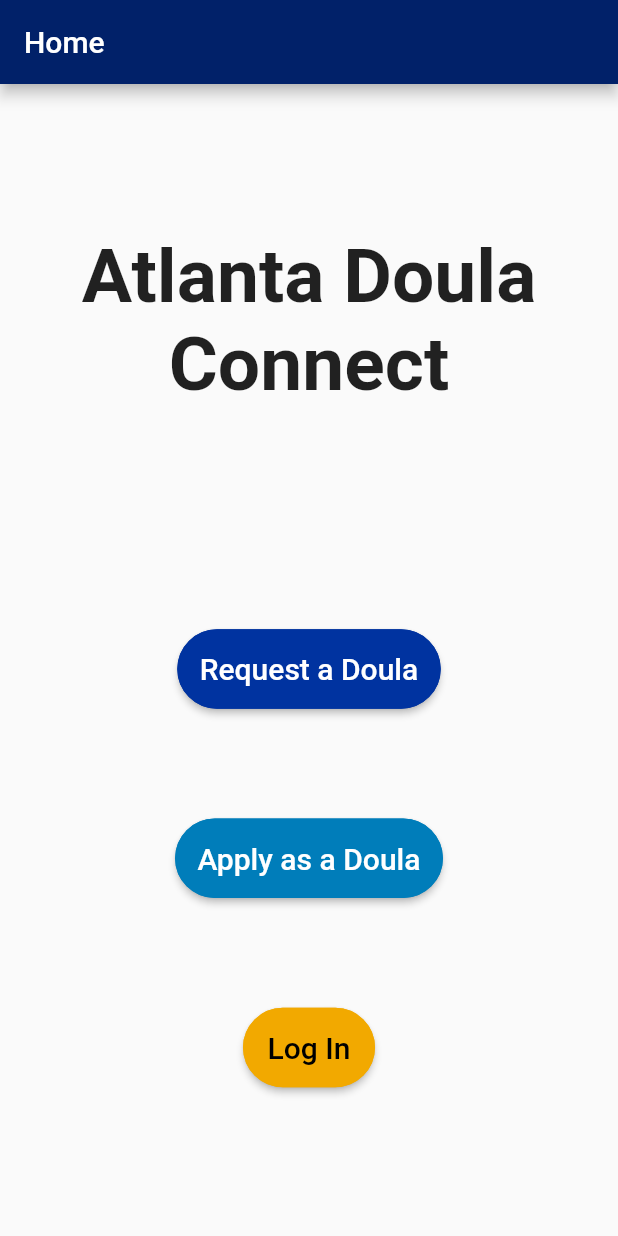
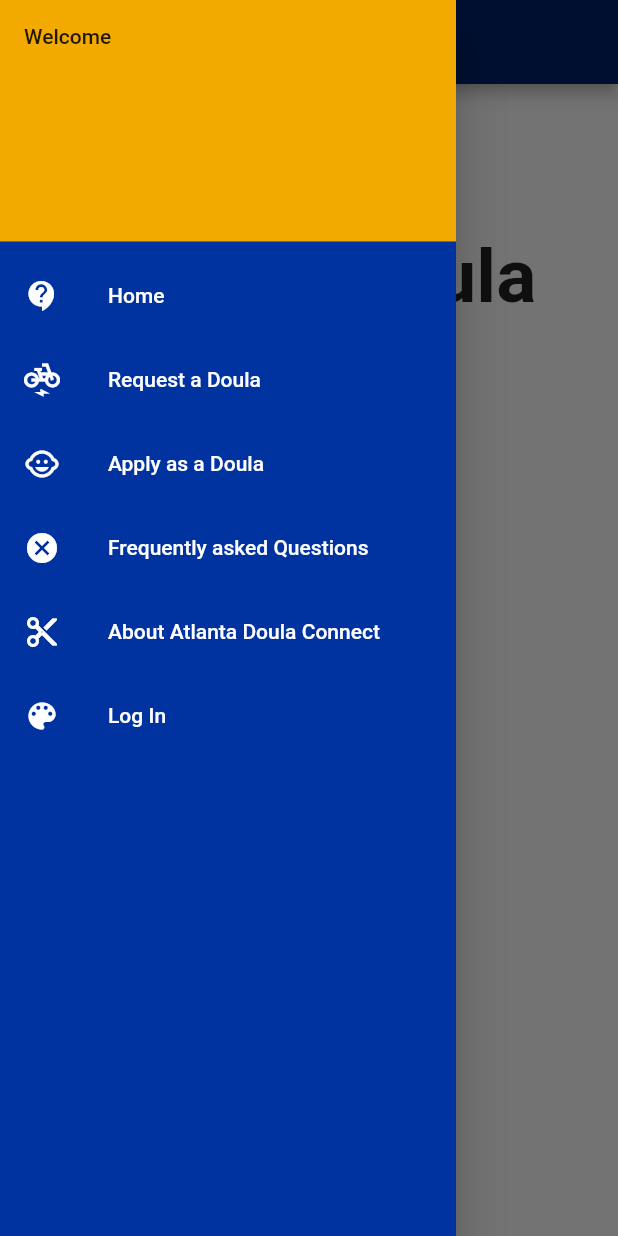
Before and after one commit to atlantadoulaconnect/adc-app, a Flutter app: the screen it shows after launch, with the side drawer open (before the commit the screen has no drawer), on a phone screen of 412 x 824 dp. Run offline on Flutter 3.47's test engine with Material 2 defaults, Android fonts, the phone set to English and light mode, and no system bars; our stand-ins replace async_redux, cloud_firestore, firebase_auth; accounts and stored records are empty.

Commit message:
drawer menus in different files, parent menu.dart that will return menu based on current user's type. routes.dart is not necessary

```diff
--- a/adc_app/lib/backend/models/doula.dart
+++ b/adc_app/lib/backend/models/doula.dart
@@ -3,6 +3,8 @@ import './client.dart';
 
 class Doula extends User {
   String bday;
+  bool emailVerfied;
+
   String bio;
   bool certified;
   bool certInProgress;
--- a/adc_app/lib/backend/models/user.dart
+++ b/adc_app/lib/backend/models/user.dart
@@ -4,6 +4,8 @@ abstract class User {
 
   String name;
   String email;
+
+  bool phoneVerified;
 
   // for Sprint 1 demo
   List<String> phones; // List of phone.dart objects later
--- a/adc_app/lib/frontend/screens/application/doula/doulaSignupScreen.dart
+++ b/adc_app/lib/frontend/screens/application/doula/doulaSignupScreen.dart
@@ -1,14 +1,12 @@
-import 'package:adc_app/frontend/theme/colors.dart';
-import 'package:flutter/material.dart';
+import '../../common.dart';
 import 'package:async_redux/async_redux.dart';
-
-import '../../../../backend/states/appState.dart';
 
 class DoulaSignupScreen extends StatelessWidget {
   @override
   Widget build(BuildContext context) {
     return Scaffold(
         appBar: AppBar(title: Text("Apply as a Doula")),
+        drawer: Menu(),
         body: Container(
             padding: const EdgeInsets.all(20.0),
             child: Column(children: <Widget>[Text("Sign Up")])));
--- a/adc_app/lib/frontend/screens/homeScreen.dart
+++ b/adc_app/lib/frontend/screens/homeScreen.dart
@@ -1,24 +1,19 @@
-import 'package:adc_app/frontend/theme/colors.dart';
-import 'package:flutter/material.dart';
+import './common.dart';
 import 'package:async_redux/async_redux.dart';
-import 'package:flutter/widgets.dart';
-
-import '../../backend/states/appState.dart';
 
 class HomeScreen extends StatelessWidget {
   final VoidCallback toClientApp;
   final VoidCallback toDoulaApp;
   final VoidCallback toLogin;
 
-	HomeScreen({this.toClientApp, this.toDoulaApp, this.toLogin}) {
-		print("${toClientApp != null} ${toDoulaApp != null} ${toLogin != null}");
-	}
-	//: assert(toClientApp != null && toDoulaApp != null && toLogin != null);
+  HomeScreen({this.toClientApp, this.toDoulaApp, this.toLogin})
+      : assert(toClientApp != null && toDoulaApp != null && toLogin != null);
 
   @override
   Widget build(BuildContext context) {
     return Scaffold(
       appBar: AppBar(title: Text("Home")),
+      drawer: Menu(),
       body: Padding(
           padding: const EdgeInsets.all(26.0),
           child: Center(
--- /dev/null
+++ b/adc_app/lib/frontend/screens/menus/menu.dart
@@ -0,0 +1,18 @@
+import '../common.dart';
+import 'package:async_redux/async_redux.dart';
+
+import './newUserMenu.dart';
+import './clientMenu.dart';
+import './doulaMenu.dart';
+import './adminMenu.dart';
+
+// returns menu based on the current user's user type
+// If no user is logged in then it will return the New User menu
+
+class Menu extends StatelessWidget {
+  @override
+  Widget build(BuildContext context) {
+    // TODO get usertype of current user
+    return NewUserMenu();
+  }
+}
--- /dev/null
+++ b/adc_app/lib/frontend/screens/menus/newUserMenu.dart
@@ -0,0 +1,84 @@
+import '../common.dart';
+
+class NewUserMenu extends StatelessWidget {
+  @override
+  Widget build(BuildContext context) {
+    return Drawer(
+        child: Container(
+            color: themeColors["mediumBlue"],
+            child: ListView(
+              padding: EdgeInsets.zero,
+              children: <Widget>[
+                DrawerHeader(
+                    decoration: BoxDecoration(
+                      color: themeColors['yellow'],
+                    ),
+                    child: Text("Welcome")),
+                ListTile(
+                  leading: Icon(
+                    IconData(59530, fontFamily: 'MaterialIcons'),
+                    color: Colors.white,
+                  ),
+                  title: Text('Home',
+                      style: TextStyle(
+                        color: Colors.white,
+                      )),
+                  onTap: () => Navigator.pushNamed(context, '/'),
+                ),
+                ListTile(
+                  leading: Icon(
+                    IconData(59679, fontFamily: 'MaterialIcons'),
+                    color: Colors.white,
+                  ),
+                  title: Text('Request a Doula',
+                      style: TextStyle(
+                        color: Colors.white,
+                      )),
+                  onTap: () => Navigator.pushNamed(context, '/clientSignup'),
+                ),
+                ListTile(
+                  leading: Icon(
+                    IconData(59485, fontFamily: 'MaterialIcons'),
+                    color: Colors.white,
+                  ),
+                  title: Text('Apply as a Doula',
+                      style: TextStyle(
+                        color: Colors.white,
+                      )),
+                  onTap: () => Navigator.pushNamed(context, '/doulaSignup'),
+                ),
+                ListTile(
+                  leading: Icon(
+                    IconData(59448, fontFamily: 'MaterialIcons'),
+                    color: Colors.white,
+                  ),
+                  title: Text('Frequently asked Questions',
+                      style: TextStyle(
+                        color: Colors.white,
+                      )),
+                ),
+                ListTile(
+                  leading: Icon(
+                    IconData(59534, fontFamily: 'MaterialIcons'),
+                    color: Colors.white,
+                  ),
+                  title: Text('About Atlanta Doula Connect',
+                      style: TextStyle(
+                        color: Colors.white,
+                      )),
+                ),
+                ListTile(
+                  leading: Icon(
+                    IconData(59513, fontFamily: 'MaterialIcons'),
+                    color: Colors.white,
+                  ),
+                  title: Text('Log In',
+                      style: TextStyle(
+                        color: Colors.white,
+                      )),
+                  onTap: () => Navigator.pushNamed(context, '/login'),
+                ),
+              ],
+            )));
+  }
+}
--- a/adc_app/lib/main.dart
+++ b/adc_app/lib/main.dart
@@ -12,6 +12,10 @@ import './frontend/screens/loginScreen.dart';
 import './frontend/screens/application/client/clientSignupScreen.dart';
 
 import './frontend/screens/application/doula/doulaSignupScreen.dart';
+
+// client screens
+// doula screens
+// admin screens
 
 final navigatorKey = GlobalKey<NavigatorState>();
 
```
Also changed, not shown: adc_app/lib/frontend/screens/application/client/clientSignupScreen.dart (+20 -4 lines), adc_app/lib/frontend/screens/common.dart (added, +19 -0 lines), adc_app/lib/frontend/screens/menus/adminMenu.dart (added, +84 -0 lines), adc_app/lib/frontend/screens/menus/clientMenu.dart (added, +84 -0 lines), adc_app/lib/frontend/screens/menus/doulaMenu.dart (added, +84 -0 lines), adc_app/lib/frontend/screens/signupScreen.dart (deleted, +0 -10 lines), adc_app/lib/routes.dart (deleted, +0 -11 lines). Lines whose indentation alone changed are shown as unchanged.
